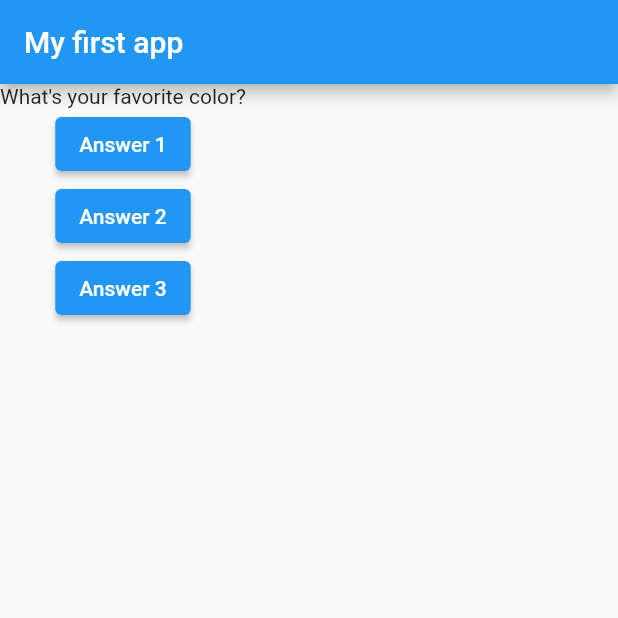
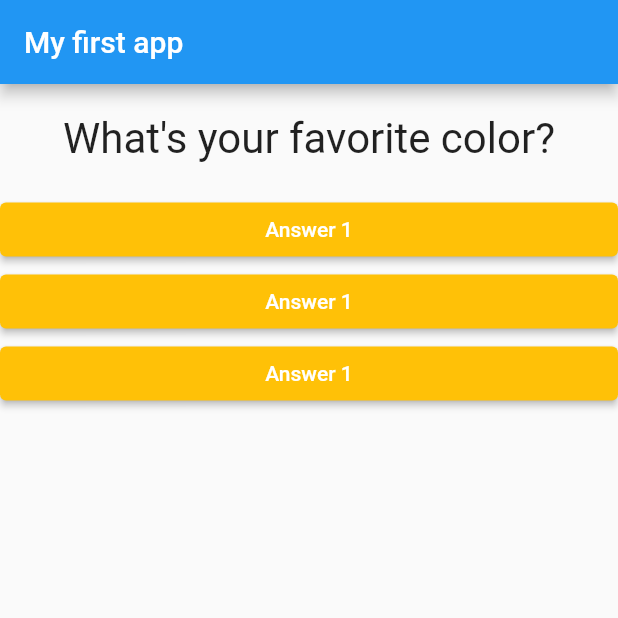
Before and after one commit to thq4n/flutter_complete_guide, a Flutter app: the screen it shows after launch, on a phone screen of 412 x 824 dp, the top half of it. Run offline on Flutter 3.47's test engine with Material 2 defaults, Android fonts, the phone set to English and light mode, and no system bars.

Commit message:
Style Button & Callback Function

```diff
--- /dev/null
+++ b/lib/answer.dart
@@ -0,0 +1,19 @@
+import 'package:flutter/material.dart';
+
+class Answer extends StatelessWidget {
+  final Function selectHanlder;
+
+  Answer(this.selectHanlder);
+
+  @override
+  Widget build(BuildContext context) {
+    return Container(
+      width: double.infinity,
+      child: ElevatedButton(
+        style: ElevatedButton.styleFrom(primary: Colors.amber),
+        onPressed: () => selectHanlder(),
+        child: Text("Answer 1"),
+      ),
+    );
+  }
+}
--- a/lib/main.dart
+++ b/lib/main.dart
@@ -1,4 +1,5 @@
 import 'package:flutter/material.dart';
+import 'package:flutter_complete_guide/answer.dart';
 import 'package:flutter_complete_guide/question.dart';
 
 void main(List<String> args) {
@@ -8,7 +9,6 @@ void main(List<String> args) {
 class MyApp extends StatefulWidget {
   @override
   State<StatefulWidget> createState() {
-    // TODO: implement createState
     return _MyAppState();
   }
 }
@@ -42,15 +42,9 @@ class _MyAppState extends State<MyApp> {
         body: Column(
           children: <Widget>[
             Question(questions.elementAt(_questionIndex)),
-            ElevatedButton(onPressed: _answerQuestion, child: Text("Answer 1")),
-            ElevatedButton(
-                onPressed: () => print("Anwser 2"), child: Text("Answer 2")),
-            ElevatedButton(
-                onPressed: () {
-                  // ...build(context)
-                  print("Answer 3");
-                },
-                child: Text("Answer 3")),
+            Answer(_answerQuestion),
+            Answer(_answerQuestion),
+            Answer(_answerQuestion),
           ],
         ),
       ),
--- a/lib/question.dart
+++ b/lib/question.dart
@@ -1,12 +1,20 @@
 import 'package:flutter/material.dart';
 
 class Question extends StatelessWidget {
-  String questionText;
+  final String questionText;
 
   Question(this.questionText);
 
   @override
   Widget build(BuildContext context) {
-    return Text(questionText);
+    return Container(
+      margin: EdgeInsets.fromLTRB(0, 20, 0, 20),
+      width: double.infinity,
+      child: Text(
+        questionText,
+        style: TextStyle(fontSize: 28),
+        textAlign: TextAlign.center,
+      ),
+    );
   }
 }
```
